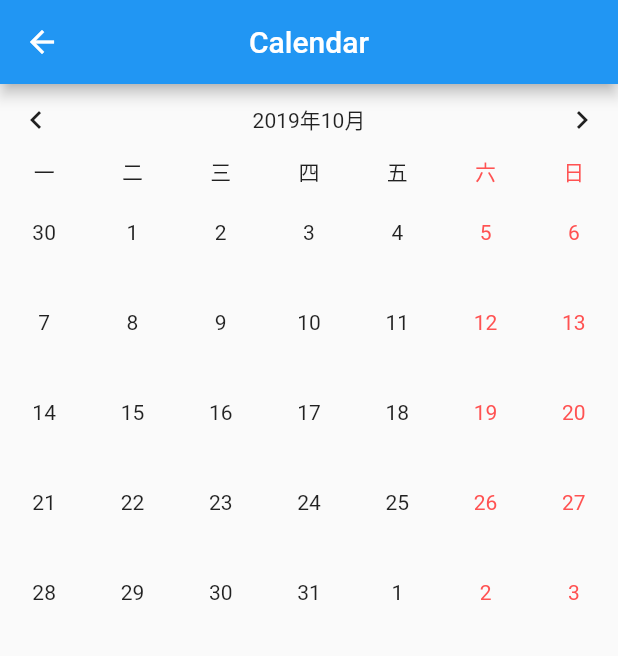
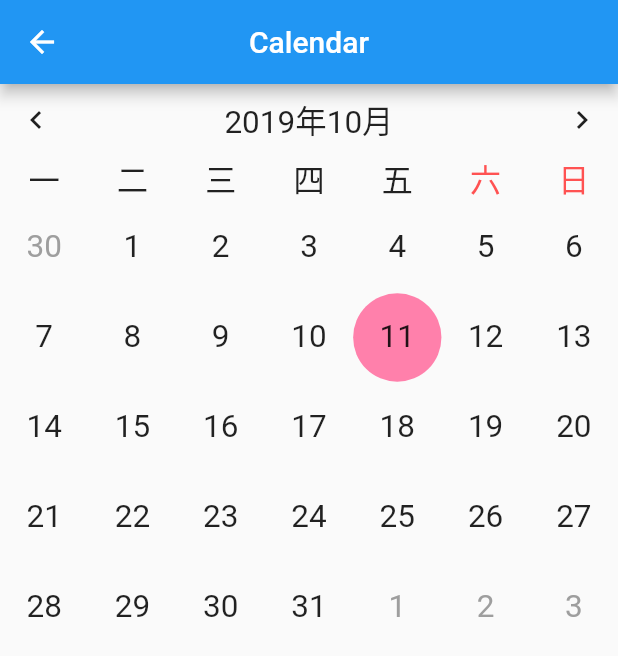
Before and after one commit to jiangkang/flutter-system, a Flutter app: the CalendarPage screen opened by its route, on a phone screen of 412 x 824 dp. Shown: the top 656 px of the screen. Run offline on Flutter 3.47's test engine with Material 2 defaults, Android fonts, the phone set to English and light mode, and no system bars; our stand-ins replace cached_network_image, camera, flutter_markdown, shared_preferences, sqflite, video_player and 1 more; accounts and stored records are empty; network calls fail.

Commit message:
日历组件

```diff
--- a/lib/component/calendar.dart
+++ b/lib/component/calendar.dart
@@ -48,8 +48,10 @@ class _CalendarState extends State<Calendar> {
             mainAxisAlignment: MainAxisAlignment.center,
             mainAxisSize: MainAxisSize.min,
             children: <Widget>[
-              Text("${_selectedYearAndMonth.year}年"),
-              Text("${_selectedYearAndMonth.month}月")
+              Text("${_selectedYearAndMonth.year}年",
+                  style: TextStyle(fontSize: 21)),
+              Text("${_selectedYearAndMonth.month}月",
+                  style: TextStyle(fontSize: 21))
             ],
           ),
         ),
@@ -92,14 +94,19 @@ class _CalendarState extends State<Calendar> {
             style: TextStyle(
               color: (date == "六" || date == "日")
                   ? Theme.of(context).accentColor
-                    : Theme.of(context).textTheme.body1.color),
+                  : Theme.of(context).textTheme.body1.color,
+              fontSize: 21,
+            ),
           ),
         );
       }).toList();
     } else {
       week = weekDaysStartWithSunday.take(7).map((date) {
         return Center(
-          child: Text(date),
+          child: Text(
+            date,
+            style: TextStyle(fontSize: 21),
+          ),
         );
       }).toList();
     }
@@ -122,6 +129,7 @@ class _CalendarState extends State<Calendar> {
         children: list.map((date) {
       return DayCell(
         dateTime: date,
+        currentMonth: _selectedYearAndMonth,
       );
     }).toList());
   }
@@ -130,28 +138,43 @@ class _CalendarState extends State<Calendar> {
 class DayCell extends StatefulWidget {
   final DateTime dateTime;
 
-  const DayCell({Key key, this.dateTime}) : super(key: key);
+  final DateTime currentMonth;
+
+  const DayCell({Key key, this.dateTime, this.currentMonth}) : super(key: key);
 
   @override
   _DayCellState createState() => _DayCellState();
 }
 
 class _DayCellState extends State<DayCell> {
+  final today = DateTime.now();
+
   @override
   Widget build(BuildContext context) {
+    final isToday = widget.dateTime.day == today.day &&
+        widget.dateTime.month == today.month &&
+        widget.dateTime.year == today.year;
+    final isCurrentMonth = widget.currentMonth.month == widget.dateTime.month;
     return TableCell(
         verticalAlignment: TableCellVerticalAlignment.middle,
+        child: Container(
+          decoration: isToday
+              ? ShapeDecoration(
+                  shape: CircleBorder(), color: Colors.pinkAccent[100])
+              : null,
           child: SizedBox(
               height: 60,
               child: Center(
                 child: Text(
                   widget.dateTime.day.toString(),
                   style: TextStyle(
-                  color: (widget.dateTime.weekday == 6 ||
-                          widget.dateTime.weekday == 7)
-                      ? Theme.of(context).accentColor
-                      : Theme.of(context).textTheme.body1.color),
-            ))));
+                      color: isCurrentMonth
+                          ? Theme.of(context).textTheme.body1.color
+                          : Colors.grey,
+                      fontSize: 21),
+                ),
+              )),
+        ));
   }
 }
 
```
Lines whose indentation alone changed are shown as unchanged.
